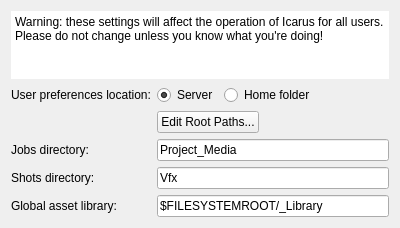
Before: the Qt Designer form core/ui/settings_global_ui.ui in mjbonnington/icarus-gps, drawn with Qt 5.
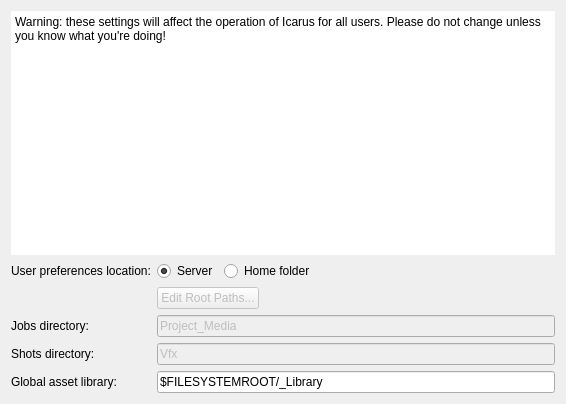
After: the same form once the commit is applied.

Commit message: Improving settings dialog

Diff of the .ui file:
```diff
--- a/core/ui/settings_global_ui.ui
+++ b/core/ui/settings_global_ui.ui
@@ -6,8 +6,8 @@
    <rect>
     <x>0</x>
     <y>0</y>
-    <width>400</width>
-    <height>219</height>
+    <width>566</width>
+    <height>404</height>
    </rect>
   </property>
   <property name="windowTitle">
@@ -81,6 +81,9 @@
    </item>
    <item row="2" column="1">
     <widget class="QPushButton" name="editPaths_pushButton">
+     <property name="enabled">
+      <bool>false</bool>
+     </property>
      <property name="text">
       <string>Edit Root Paths...</string>
      </property>
@@ -101,6 +104,9 @@
    </item>
    <item row="3" column="1">
     <widget class="QLineEdit" name="jobsRelDir_lineEdit">
+     <property name="enabled">
+      <bool>false</bool>
+     </property>
      <property name="text">
       <string>Project_Media</string>
      </property>
@@ -121,6 +127,9 @@
    </item>
    <item row="4" column="1">
     <widget class="QLineEdit" name="shotsRelDir_lineEdit">
+     <property name="enabled">
+      <bool>false</bool>
+     </property>
      <property name="text">
       <string>Vfx</string>
      </property>
```
The commit also changes 2 other files.
